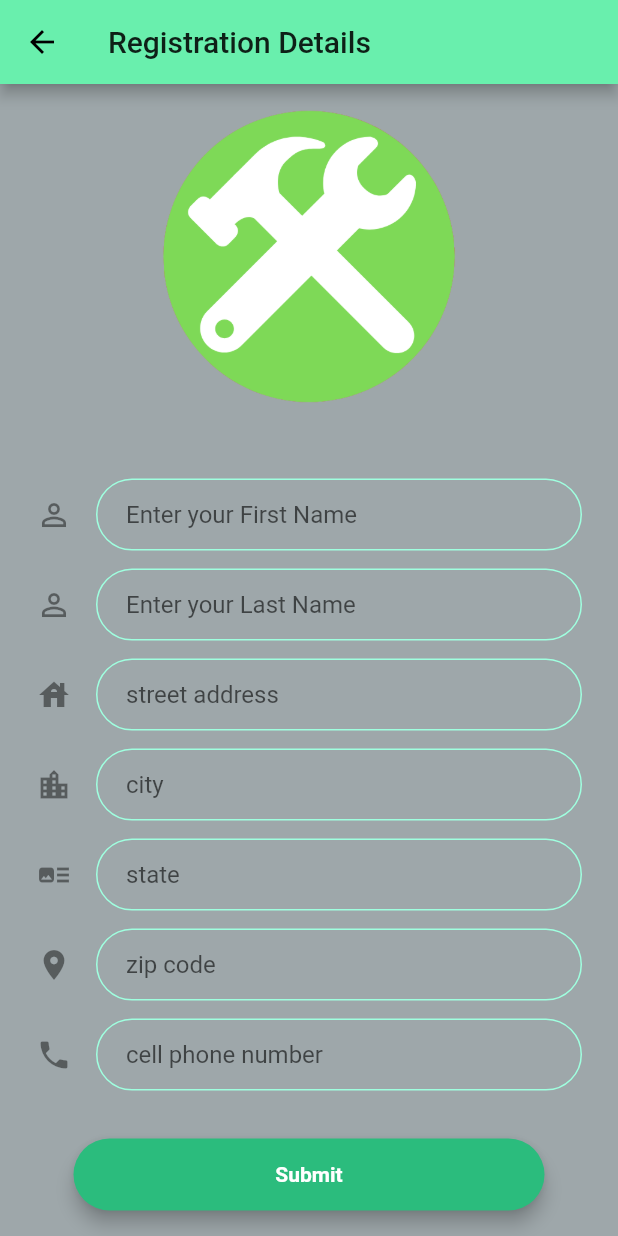
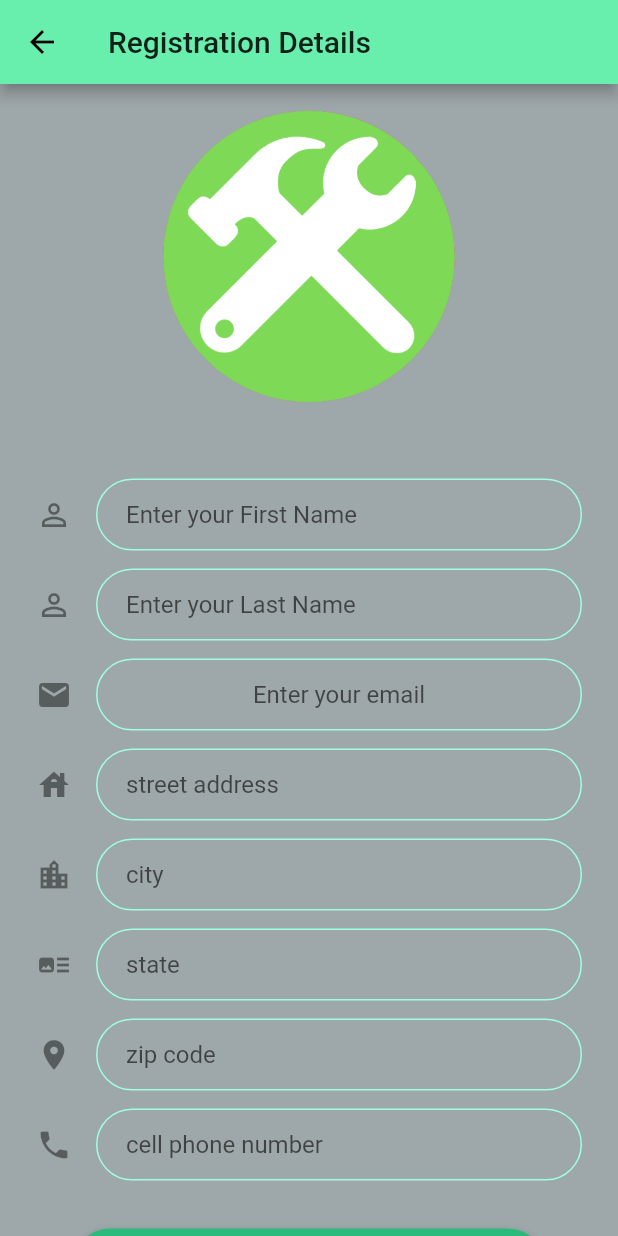
Before and after one commit to LuisDLF98/doers_app, a Flutter app: the RegistrationFormScreen screen opened directly with empty values, on a phone screen of 412 x 824 dp. Run offline on Flutter 3.47's test engine with Material 2 defaults, Android fonts, the light colour scheme and no system bars; our stand-ins replace animated_text_kit, charts_flutter, cloud_firestore, firebase_auth, firebase_core, geolocator and 3 more; missing offline and left inert: time_range_picker; accounts and stored records are empty.

```diff
--- a/lib/Screens/registration_form_screen.dart
+++ b/lib/Screens/registration_form_screen.dart
@@ -16,6 +16,7 @@ class RegistrationFormScreen extends StatefulWidget {
 class _RegistrationFormScreenState extends State<RegistrationFormScreen> {
   String firstName;
   String lastName;
+  String email;
   String streetAddress;
   String city;
   String state;
@@ -97,6 +98,36 @@ class _RegistrationFormScreenState extends State<RegistrationFormScreen> {
                     ),
                     focusedBorder: OutlineInputBorder(
                       borderSide: BorderSide(color: color[100], width: 2.0),
+                      borderRadius: BorderRadius.all(Radius.circular(32.0)),
+                    ),
+                  ),
+                ),
+                SizedBox(
+                  height: 12.0,
+                ),
+                TextFormField(
+                  keyboardType: TextInputType.emailAddress,
+                  textAlign: TextAlign.center,
+                  onChanged: (value) {
+                    //Do something with the user input.
+                    email= value;
+                  },
+                  decoration: InputDecoration(
+                    icon: Icon(Icons.email),
+                    hintText: 'Enter your email',
+                    contentPadding:
+                    EdgeInsets.symmetric(vertical: 10.0, horizontal: 20.0),
+                    border: OutlineInputBorder(
+                      borderRadius: BorderRadius.all(Radius.circular(32.0)),
+                    ),
+                    enabledBorder: OutlineInputBorder(
+                      borderSide:
+                      BorderSide(color: color[50], width: 1.0),
+                      borderRadius: BorderRadius.all(Radius.circular(32.0)),
+                    ),
+                    focusedBorder: OutlineInputBorder(
+                      borderSide:
+                      BorderSide(color: color[100], width: 2.0),
                       borderRadius: BorderRadius.all(Radius.circular(32.0)),
                     ),
                   ),
@@ -238,23 +269,20 @@ class _RegistrationFormScreenState extends State<RegistrationFormScreen> {
                     colour: color[200],
                     title: 'Submit',
                     onPressed: () async {
-                      Navigator.pop(context);
                       ScaffoldMessenger.of(context).showSnackBar(
                           SnackBar(content: Text('You have been registered!')));
                       final firestoreInstance = FirebaseFirestore.instance;
-                      CollectionReference users =
-                          firestoreInstance.collection('Users');
-                      DocumentReference reference =
-                          users.doc(arguments['UserID']);
-                      await reference.update({
+                      DocumentReference docRef = await firestoreInstance.collection('Users').add({"email": email,
                         "firstName": firstName,
                         "lastName": lastName,
                         "streetAddress": streetAddress,
                         "city": city,
                         "state": state,
-                        "zipCode": zipCode,
-                        'cellPhoneNumber': cellPhoneNumber
-                      });
+                        "zipCode": zipCode});
+                      Navigator.pushReplacement(
+                        context,
+                        MaterialPageRoute(builder: (context) => WelcomeScreen()),
+                      );
                     }, // onPressed
                   ),
                 ),
--- a/lib/Screens/welcome_screen.dart
+++ b/lib/Screens/welcome_screen.dart
@@ -76,9 +76,9 @@ class _WelcomeScreenState extends State<WelcomeScreen>
               title: 'Log In',
               colour: color[200],
               onPressed: () async {
+                signOutGoogle(); // Ensure user is signed out before attempting to sign in
                 List<String> signIn = await signInWithGoogle();
-
-                if (signIn != null && signIn.length == 4) {
+                if (signIn != null && signIn.length == 5) {
                   Navigator.pushReplacement(
                     context,
                     MaterialPageRoute(builder: (context) => MyHomePage(userData: signIn)),
```
Also changed, not shown: lib/Components/Authentication.dart (+19 -4 lines).
